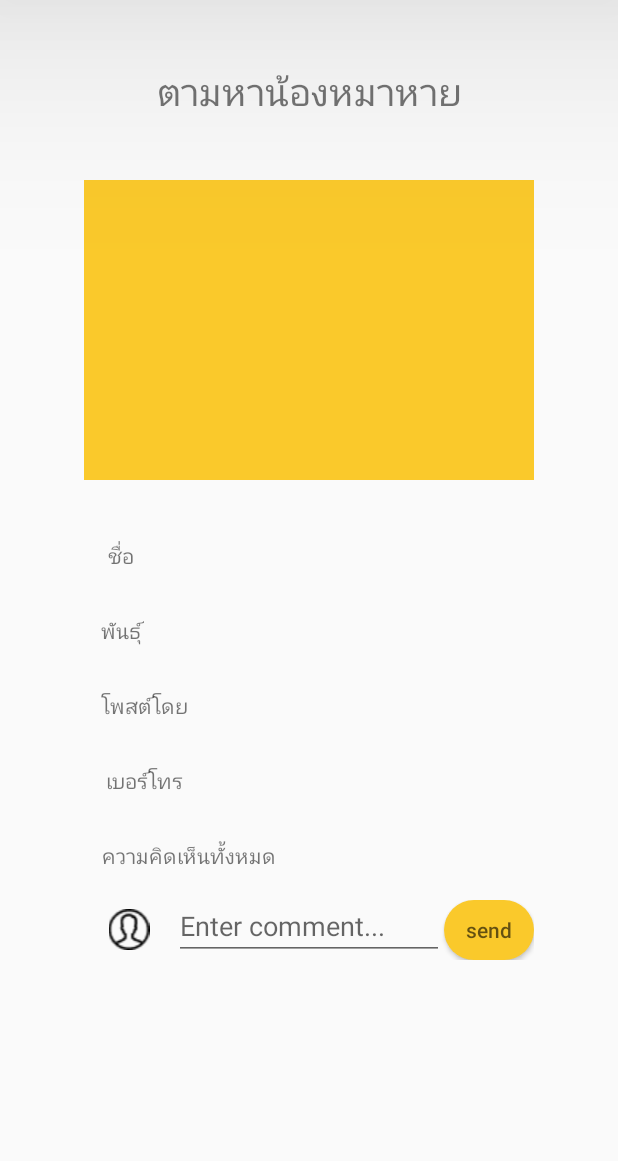
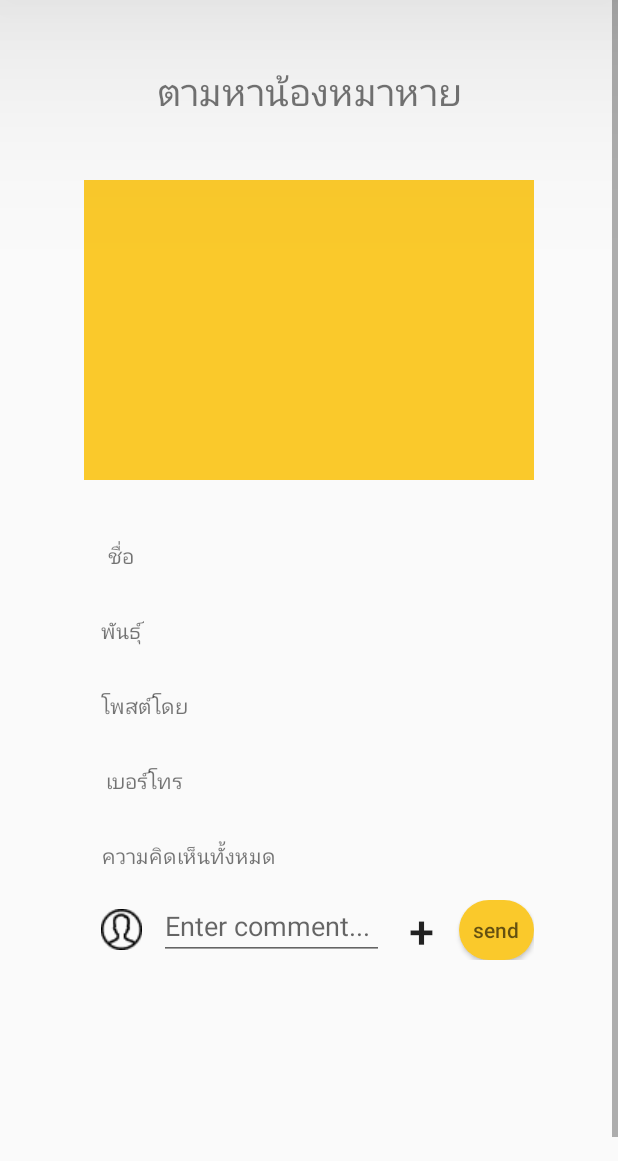
Before and after one commit to ttptee/FindDog-application, an Android app: the layout single_adopt.xml on its own in the app's theme, with its tools: preview values and no code run, on a phone screen of 412 x 824 dp, the part 75-1236 px from its top. Run offline under Robolectric (Android 15) with nearby library versions, the phone set to English and light mode, and no system bars.

Commit message:
add comment picture in adopt

```diff
--- a/app/src/main/res/layout/single_adopt.xml
+++ b/app/src/main/res/layout/single_adopt.xml
@@ -286,6 +286,15 @@
                     android:hint="Enter comment..."
                     android:inputType="textCapSentences|textMultiLine"></EditText>
                 <Button
+                    android:id="@+id/commentBtn"
+                    android:layout_width="0dp"
+                    android:layout_height="wrap_content"
+                    android:layout_gravity="center"
+                    android:layout_weight="0.2"
+                    android:text="+"
+                    android:textSize="30dp"
+                    android:background="@null"></Button>
+                <Button
                     android:id="@+id/sendButton"
                     android:layout_width="0dp"
                     android:layout_height="wrap_content"
@@ -297,6 +306,13 @@
 
 
             </LinearLayout>
+            <ImageView
+                android:id="@+id/commentPic"
+                android:layout_width="150dp"
+                android:layout_height="150dp"
+                android:layout_gravity="center">
+
+            </ImageView>
 
 
 
```
Also changed, not shown: app/src/main/java/com/example/finddog/SingleAdopt.java (+78 -1 lines).
